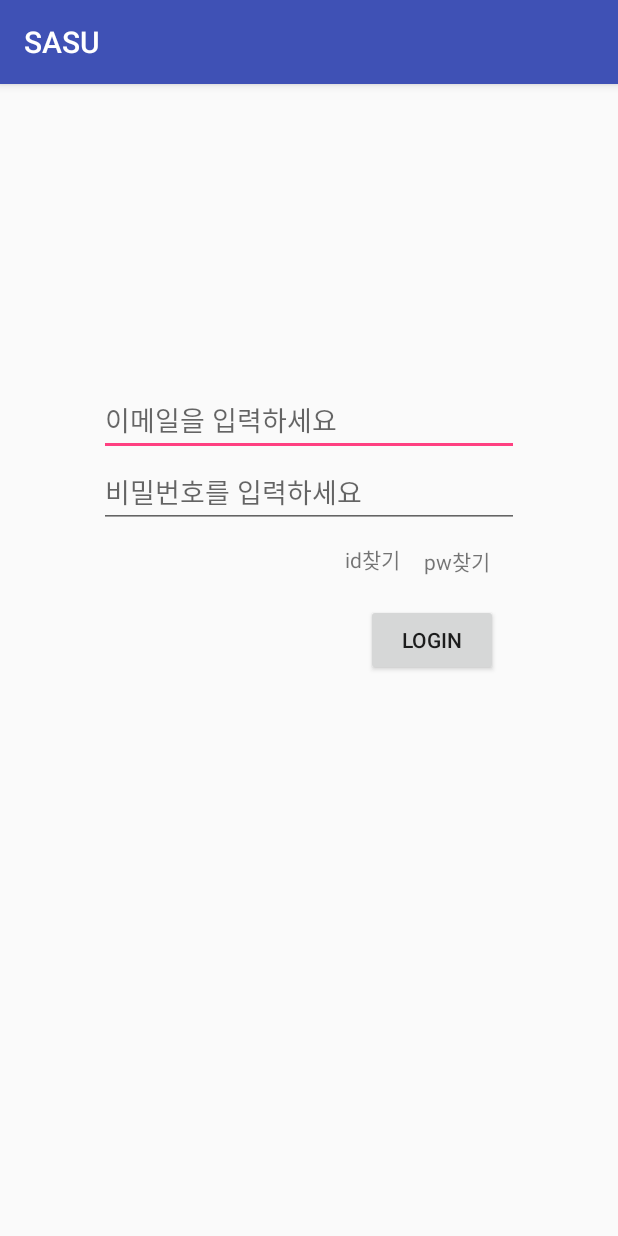
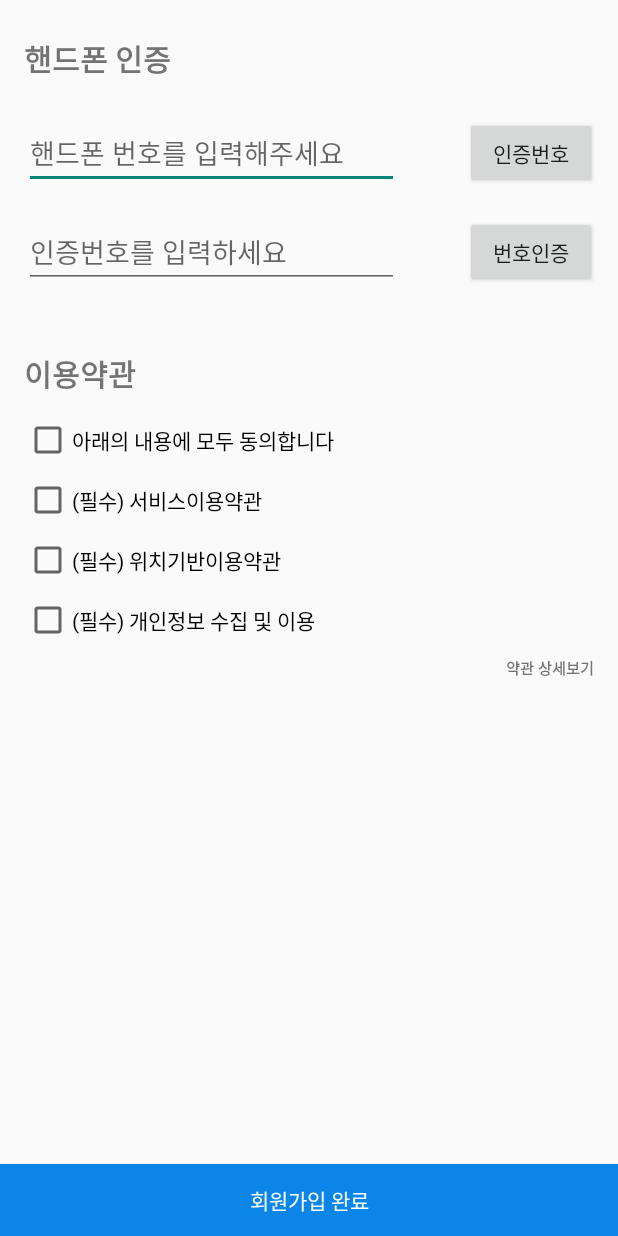
Before and after one commit to Katetel/SASU, an Android app: the screen it shows after launch (LoginActivity before the commit, JoinPhone after it), on a phone screen of 412 x 824 dp. Run offline under Robolectric (Android 15) with nearby library versions, the phone set to English and light mode, and no system bars.

Commit message:
[add] 로그인 / 회원가입 / 핸드폰인증

```diff
--- a/app/build.gradle
+++ b/app/build.gradle
@@ -19,10 +19,11 @@ android {
 }
 
 dependencies {
-    implementation fileTree(dir: 'libs', include: ['*.jar'])
+    implementation fileTree(include: ['*.jar'], dir: 'libs')
     implementation 'com.android.support:appcompat-v7:27.1.1'
     implementation 'com.android.support.constraint:constraint-layout:1.1.2'
     testImplementation 'junit:junit:4.12'
     androidTestImplementation 'com.android.support.test:runner:1.0.2'
     androidTestImplementation 'com.android.support.test.espresso:espresso-core:3.0.2'
+    implementation 'com.android.support:design:27.1.1'
 }
--- /dev/null
+++ b/app/src/main/java/com/eternal/sasu/JoinPhone.java
@@ -0,0 +1,13 @@
+package com.eternal.sasu;
+
+import android.support.v7.app.AppCompatActivity;
+import android.os.Bundle;
+
+public class JoinPhone extends AppCompatActivity {
+
+    @Override
+    protected void onCreate(Bundle savedInstanceState) {
+        super.onCreate(savedInstanceState);
+        setContentView(R.layout.activity_join_phone);
+    }
+}
--- /dev/null
+++ b/app/src/main/res/layout/activity_join_phone.xml
@@ -0,0 +1,164 @@
+<?xml version="1.0" encoding="utf-8"?>
+<android.support.constraint.ConstraintLayout
+    xmlns:android="http://schemas.android.com/apk/res/android"
+    xmlns:app="http://schemas.android.com/apk/res-auto"
+    xmlns:tools="http://schemas.android.com/tools"
+    android:layout_width="match_parent"
+    android:layout_height="match_parent"
+    tools:context=".SignUp">
+
+    <TextView
+        android:id="@+id/phone"
+        android:layout_width="wrap_content"
+        android:layout_height="wrap_content"
+        android:layout_marginLeft="16dp"
+        android:layout_marginStart="16dp"
+        android:layout_marginTop="24dp"
+        android:text="핸드폰 인증"
+        android:textSize="@dimen/_20sp"
+        android:textStyle="bold"
+        app:layout_constraintStart_toStartOf="parent"
+        app:layout_constraintTop_toTopOf="parent" />
+
+    <EditText
+        android:id="@+id/phone_number"
+        android:layout_width="250dp"
+        android:layout_height="wrap_content"
+        android:layout_marginLeft="16dp"
+        android:layout_marginStart="16dp"
+        android:layout_marginTop="24dp"
+        android:hint="핸드폰 번호를 입력해주세요"
+        android:inputType="textEmailAddress"
+        app:layout_constraintStart_toStartOf="parent"
+        app:layout_constraintTop_toBottomOf="@+id/phone" />
+
+    <Button
+        android:id="@+id/id_check"
+        android:layout_width="wrap_content"
+        android:layout_height="wrap_content"
+        android:layout_marginEnd="14dp"
+        android:layout_marginRight="14dp"
+        android:layout_marginTop="24dp"
+        android:text="인증번호"
+        app:layout_constraintEnd_toEndOf="parent"
+        app:layout_constraintTop_toBottomOf="@+id/phone" />
+
+    <EditText
+        android:id="@+id/editText2"
+        android:layout_width="250dp"
+        android:layout_height="wrap_content"
+
+        android:layout_marginLeft="16dp"
+        android:layout_marginStart="16dp"
+        android:layout_marginTop="18dp"
+        android:hint="인증번호를 입력하세요"
+        app:layout_constraintStart_toStartOf="parent"
+        app:layout_constraintTop_toBottomOf="@+id/phone_number" />
+
+
+    <Button
+        android:id="@+id/nickname"
+        android:layout_width="wrap_content"
+        android:layout_height="wrap_content"
+        android:layout_marginEnd="14dp"
+        android:layout_marginRight="14dp"
+        android:layout_marginTop="18dp"
+        android:text="번호인증"
+        app:layout_constraintEnd_toEndOf="parent"
+        app:layout_constraintTop_toBottomOf="@+id/phone_number" />
+
+    <Button
+        android:id="@+id/nextBtn"
+        android:layout_width="match_parent"
+        android:layout_height="wrap_content"
+        android:background="@color/colorMain"
+        android:text="회원가입 완료"
+        android:textColor="@color/white"
+        app:layout_constraintBottom_toBottomOf="parent" />
+
+
+    <TextView
+        android:id="@+id/checklist"
+        android:layout_width="wrap_content"
+        android:layout_height="27dp"
+        android:layout_marginLeft="16dp"
+        android:layout_marginStart="16dp"
+        android:layout_marginTop="42dp"
+        android:text="이용약관"
+        android:textSize="@dimen/_20sp"
+        android:textStyle="bold"
+        app:layout_constraintStart_toStartOf="parent"
+        app:layout_constraintTop_toBottomOf="@+id/editText2" />
+
+    <CheckBox
+        android:id="@+id/checkedAll"
+        android:layout_width="0dp"
+        android:layout_height="wrap_content"
+        android:layout_marginLeft="16dp"
+        android:layout_marginStart="16dp"
+        android:layout_marginTop="16dp"
+        android:gravity="center_vertical"
+        android:text="아래의 내용에 모두 동의합니다"
+        app:layout_constraintStart_toStartOf="parent"
+        app:layout_constraintTop_toBottomOf="@+id/checklist" />
+
+
+    <CheckBox
+        android:id="@+id/checkedTextView"
+        android:layout_width="0dp"
+        android:layout_height="wrap_content"
+        android:layout_marginLeft="16dp"
+        android:layout_marginStart="16dp"
+        android:layout_marginTop="8dp"
+        android:checked="false"
+        android:gravity="center_vertical"
+        android:text="(필수) 서비스이용약관"
+        app:layout_constraintStart_toStartOf="parent"
+        app:layout_constraintTop_toBottomOf="@+id/checkedAll" />
+
+    <CheckBox
+        android:id="@+id/checkedTextView3"
+        android:layout_width="0dp"
+        android:layout_height="wrap_content"
+        android:layout_marginLeft="16dp"
+        android:layout_marginRight="16dp"
+        android:layout_marginStart="16dp"
+        android:layout_marginTop="8dp"
+        android:checked="false"
+        android:gravity="center_vertical"
+        android:text="(필수) 위치기반이용약관"
+        app:layout_constraintRight_toRightOf="parent"
+        app:layout_constraintStart_toStartOf="parent"
+        app:layout_constraintTop_toBottomOf="@+id/checkedTextView" />
+
+    <CheckBox
+        android:id="@+id/checkedTextView4"
+        android:layout_width="0dp"
+        android:layout_height="wrap_content"
+        android:layout_marginLeft="16dp"
+        android:layout_marginRight="16dp"
+        android:layout_marginStart="16dp"
+        android:layout_marginTop="8dp"
+        android:checked="false"
+        android:gravity="center_vertical"
+        android:text="(필수) 개인정보 수집 및 이용"
+        app:layout_constraintRight_toRightOf="parent"
+        app:layout_constraintStart_toStartOf="parent"
+        app:layout_constraintTop_toBottomOf="@+id/checkedTextView3" />
+
+    <TextView
+        android:textStyle="bold"
+        android:textSize="@dimen/_10sp"
+        android:id="@+id/text_check"
+        android:layout_width="wrap_content"
+        android:layout_height="wrap_content"
+        android:layout_marginEnd="16dp"
+        android:layout_marginRight="16dp"
+        android:layout_marginTop="8dp"
+        android:text="약관 상세보기"
+        app:layout_constraintEnd_toEndOf="parent"
+        app:layout_constraintTop_toBottomOf="@+id/checkedTextView4" />
+
+
+
+</android.support.constraint.ConstraintLayout>
--- a/app/src/main/res/layout/activity_login.xml
+++ b/app/src/main/res/layout/activity_login.xml
@@ -18,6 +18,7 @@
         app:layout_constraintStart_toStartOf="parent"
         app:layout_constraintTop_toTopOf="parent"
         tools:ignore="MissingConstraints" />
+
 
     <EditText
         android:id="@+id/pw"
@@ -53,18 +54,15 @@
         app:layout_constraintTop_toBottomOf="@+id/pw"
         />
 
+
     <Button
-        android:id="@+id/login_button"
-        android:layout_width="wrap_content"
+        android:id="@+id/nextBtn"
+        android:layout_width="match_parent"
         android:layout_height="wrap_content"
-        android:layout_marginLeft="244dp"
-        android:layout_marginStart="244dp"
-        android:layout_marginTop="18dp"
-        android:text="Login"
-        app:layout_constraintStart_toStartOf="parent"
-        app:layout_constraintTop_toBottomOf="@+id/find_pw"
-        tools:ignore="MissingConstraints"
-        />
+        android:background="@color/colorMain"
+        android:text="회원가입"
+        android:textColor="@color/white"
+        app:layout_constraintBottom_toBottomOf="parent" />
 
 
 </android.support.constraint.ConstraintLayout>
--- a/app/src/main/res/values/colors.xml
+++ b/app/src/main/res/values/colors.xml
@@ -3,4 +3,15 @@
     <color name="colorPrimary">#3F51B5</color>
     <color name="colorPrimaryDark">#303F9F</color>
     <color name="colorAccent">#FF4081</color>
+    <color name="white">#FFFFFF</color>
+
+    <color name="white35">#CCFFFFFF</color>
+    <color name="black">#000000</color>
+    <color name="red">#980b08</color>
+
+    <color name="colorMain">#0b86e8</color>
+    <color name="gray">#777777</color>
+    <color name="non">#00ff0000</color>
+    <color name="wook">#fef189</color>
+
 </resources>
--- a/app/src/main/res/values/styles.xml
+++ b/app/src/main/res/values/styles.xml
@@ -1,11 +1,15 @@
 <resources>
 
     <!-- Base application theme. -->
-    <style name="AppTheme" parent="Theme.AppCompat.Light.DarkActionBar">
+    <style name="AppTheme" parent="Theme.AppCompat.Light.NoActionBar">
         <!-- Customize your theme here. -->
         <item name="colorPrimary">@color/colorPrimary</item>
         <item name="colorPrimaryDark">@color/colorPrimaryDark</item>
         <item name="colorAccent">@color/colorAccent</item>
     </style>
 
+    <!-- Splash theme. -->
+    <style name="SplashTheme" parent="Theme.AppCompat.NoActionBar">
+        <item name="android:windowBackground">@drawable/ic_launcher_background</item>
+    </style>
 </resources>
```
Also changed, not shown: app/src/main/AndroidManifest.xml (+6 -3 lines), app/src/main/java/com/eternal/sasu/SignUp.java (added, +13 -0 lines), app/src/main/res/layout/activity_sign_up.xml (added, +131 -0 lines), app/src/main/res/values/dimens.xml (added, +16 -0 lines), app/src/main/res/drawable-v24/pic.png (added).
